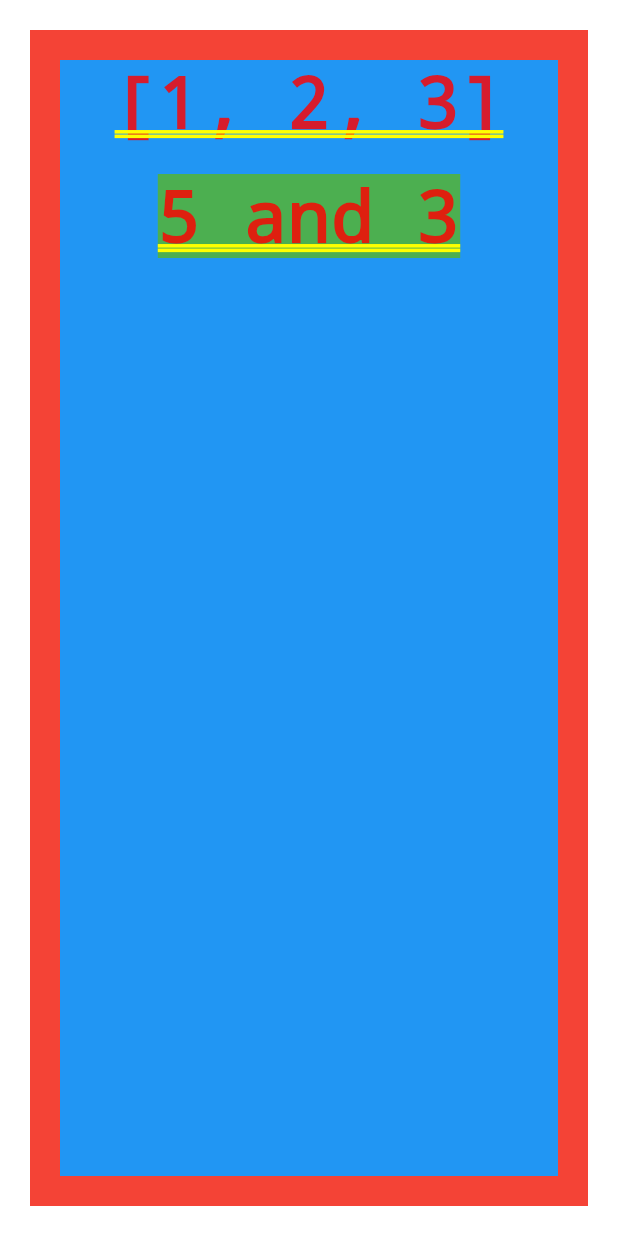
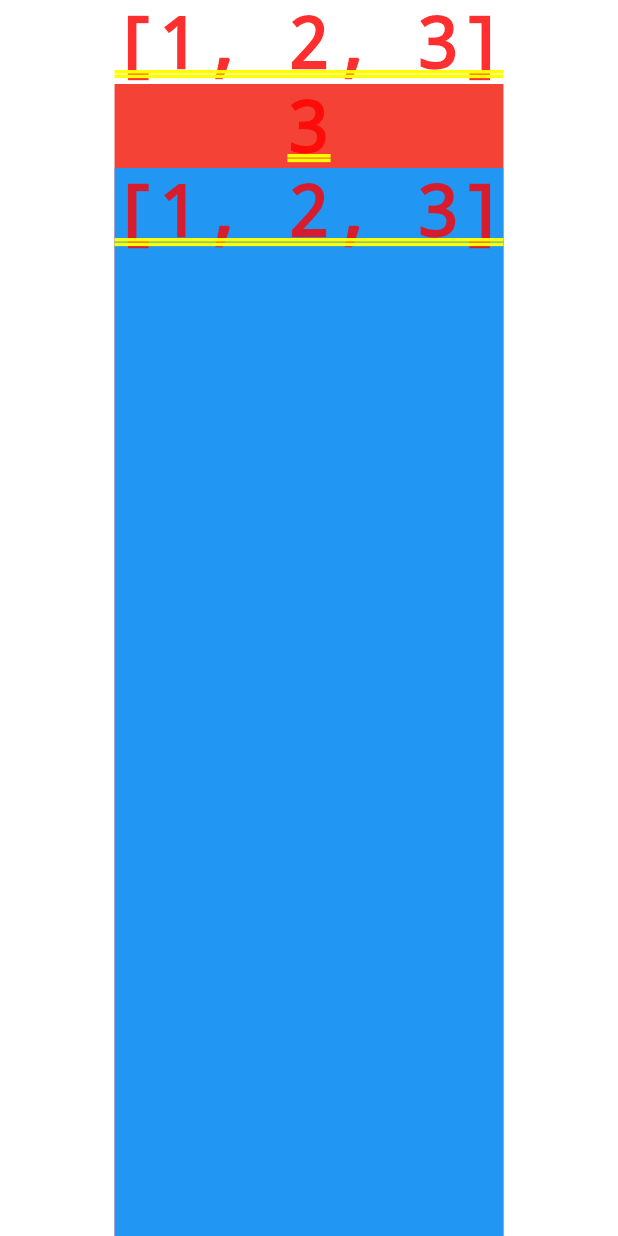
Before and after one commit to machinescream/service_waiter, a Flutter app: the screen it shows after launch, on a phone screen of 412 x 824 dp. Run offline on Flutter 3.47's test engine with Material 2 defaults, Android fonts, the phone set to English and light mode, and no system bars.

```diff
--- a/example/lib/main.dart
+++ b/example/lib/main.dart
@@ -20,41 +20,73 @@ class ServiceWaiterExample extends StatefulWidget {
 class _ServiceWaiterExampleState extends State<ServiceWaiterExample> {
   @override
   Widget build(BuildContext context) {
-    return Container(
-      color: Colors.red,
-      margin: const EdgeInsets.all(20),
-      child: Builder(
-        builder: (ctx) {
-          return Container(
-            color: Colors.blue,
-            margin: const EdgeInsets.all(20),
-            child: Column(
-              children: [
-                Text("${ctx.dependency<List<int>>()}"),
-                Builder(builder: (ctx) {
-                  return Container(
-                    color: Colors.green,
-                    margin: const EdgeInsets.all(20),
-                    child: Text(
-                      "${ctx.dependency<int>()} and ${ctx.dependency<List<int>>().length}",
-                    ),
-                  );
-                })
-              ],
-            ),
-          );
-        },
-      ).enviroment(
-        (serviceWaiter) {
-          serviceWaiter.register((waiter) => 5);
-        },
-        ValueKey("second"),
-      ),
-    ).enviroment(
-      (serviceWaiter) {
-        serviceWaiter.register((waiter) => [1, 2, 3]);
-      },
-      ValueKey("first"),
+    return FirstLevelShowcase().enviroment(
+      (serviceWaiter) => serviceWaiter.register((waiter) => [1, 2, 3]),
     );
   }
 }
+
+class FirstLevelShowcase extends StatelessWidget {
+  late final List<int> nums;
+  FirstLevelShowcase({Key? key}) : super(key: key);
+
+  @override
+  Widget build(BuildContext context) {
+    nums = context.dependency<List<int>>();
+    return Column(
+      children: [
+        Text(nums.toString()),
+        Expanded(
+          child: ColoredBox(
+            color: Colors.red,
+            child: SecondLevelShowcase().enviroment(
+              (serviceWaiter) {
+                serviceWaiter.register((waiter) => nums.length);
+              },
+            ),
+          ),
+        )
+      ],
+    );
+  }
+}
+
+// getting dependency from first level enviroment to pass string representation
+// to third level
+class SecondLevelShowcase extends StatelessWidget {
+  late final int numsLength;
+  SecondLevelShowcase({Key? key}) : super(key: key);
+
+  @override
+  Widget build(BuildContext context) {
+    numsLength = context.dependency<int>();
+    return Column(
+      children: [
+        Text("$numsLength"),
+        Expanded(
+          child: ColoredBox(
+            color: Colors.blue,
+            child: ThirdLevelShowcase().enviroment(
+              (serviceWaiter) {
+                serviceWaiter.register(
+                  (waiter) => context.dependency<List<int>>().toString(),
+                );
+              },
+            ),
+          ),
+        ),
+      ],
+    );
+  }
+}
+
+class ThirdLevelShowcase extends StatelessWidget {
+  late final String stringRepresentation;
+  ThirdLevelShowcase({Key? key}) : super(key: key);
+
+  @override
+  Widget build(BuildContext context) {
+    stringRepresentation = context.dependency<String>();
+    return Text(stringRepresentation);
+  }
+}
--- a/pubspec.yaml
+++ b/pubspec.yaml
@@ -1,9 +1,9 @@
 name: service_waiter
 description: Simple service locator
-version: 0.0.1
+version: 1.0.0
 
 environment:
-  sdk: '>=3.0.0 <4.0.0'
+  sdk: '>=2.17.0 <4.0.0'
 
 dependencies:
   flutter:
```
Also changed, not shown: logo.png (deleted), 1 other file.
